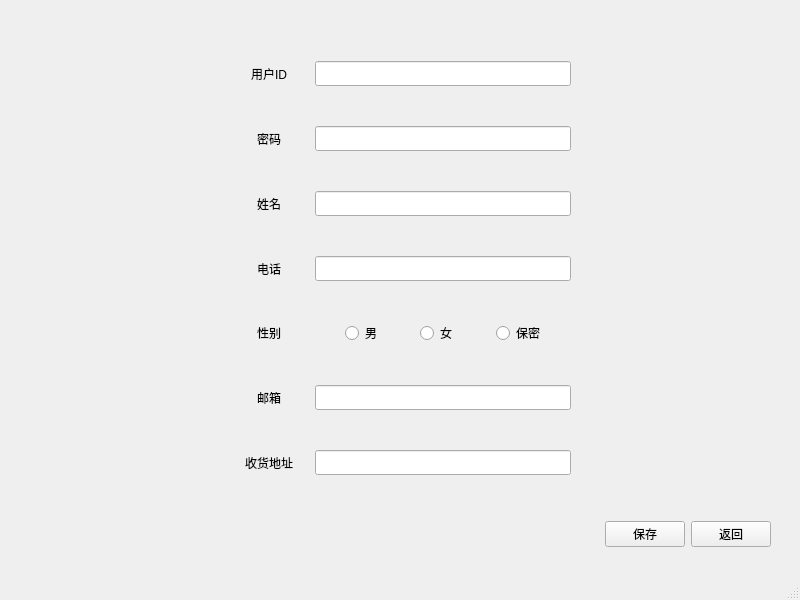
CarlosDJY/QtBasedGroupWork, file mainCode/accountdetail.ui: the form before one commit.
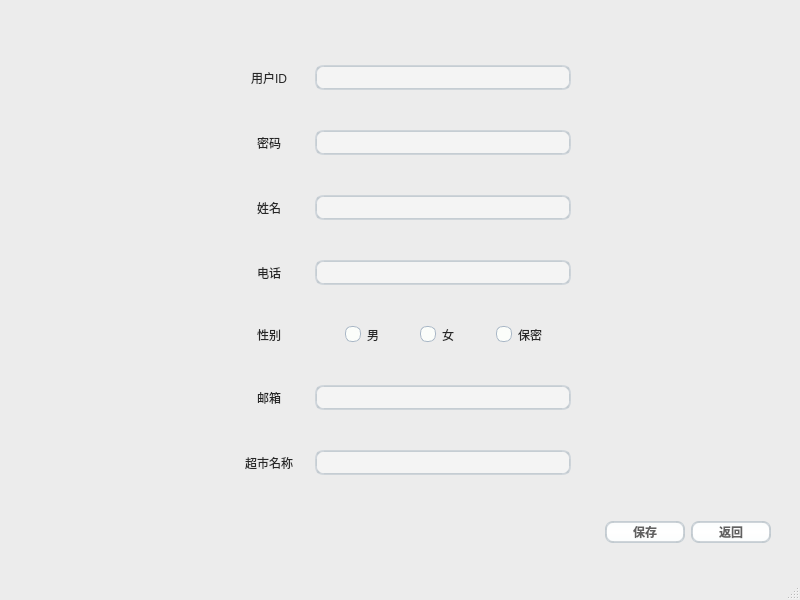
The form after the commit. Icons and pictures are not drawn.

```diff
--- a/mainCode/accountdetail.ui
+++ b/mainCode/accountdetail.ui
@@ -13,6 +13,443 @@
   <property name="windowTitle">
    <string>MainWindow</string>
   </property>
+  <property name="styleSheet">
+   <string notr="true">/*
+ * MacOS Style Sheet for QT Applications
+ * Author: Jaime A. Quiroga P.
+ * Company: GTRONICK
+ * Last updated: 25/12/2020, 23:10.
+ * Available at: https://github.com/GTRONICK/QSS/blob/master/MacOS.qss
+ */
+QMainWindow {
+    background-color:#ececec;
+}
+QPushButton, QToolButton, QCommandLinkButton{
+    padding: 0 5px 0 5px;
+    border-style: solid;
+    border-top-color: qlineargradient(spread:pad, x1:0, y1:0, x2:0, y2:1, stop:0 #c1c9cf, stop:1 #d2d8dd);
+    border-right-color: qlineargradient(spread:pad, x1:1, y1:0, x2:0, y2:0, stop:0 #c1c9cf, stop:1 #d2d8dd);
+    border-bottom-color: qlineargradient(spread:pad, x1:0, y1:1, x2:0, y2:0, stop:0 #c1c9cf, stop:1 #d2d8dd);
+    border-left-color: qlineargradient(spread:pad, x1:0, y1:0, x2:1, y2:0, stop:0 #c1c9cf, stop:1 #d2d8dd);
+    border-width: 2px;
+    border-radius: 8px;
+    color: #616161;
+    font-weight: bold;
+    background-color: qlineargradient(spread:pad, x1:0.5, y1:0, x2:0.5, y2:1, stop:0 #fbfdfd, stop:0.5 #ffffff, stop:1 #fbfdfd);
+}
+QPushButton::default, QToolButton::default, QCommandLinkButton::default{
+    border: 2px solid transparent;
+    color: #FFFFFF;
+    background-color: qlineargradient(spread:pad, x1:0.5, y1:0, x2:0.5, y2:1, stop:0 #84afe5, stop:1 #1168e4);
+}
+QPushButton:hover, QToolButton:hover, QCommandLinkButton:hover{
+    color: #3d3d3d;
+}
+QPushButton:pressed, QToolButton:pressed, QCommandLinkButton:pressed{
+    color: #aeaeae;
+    background-color: qlineargradient(spread:pad, x1:0.5, y1:0, x2:0.5, y2:1, stop:0 #ffffff, stop:0.5 #fbfdfd, stop:1 #ffffff);
+}
+QPushButton:disabled, QToolButton:disabled, QCommandLinkButton:disabled{
+    color: #616161;
+    background-color: qlineargradient(spread:pad, x1:0.5, y1:0, x2:0.5, y2:1, stop:0 #dce7eb, stop:0.5 #e0e8eb, stop:1 #dee7ec);
+}
+QLineEdit, QTextEdit, QPlainTextEdit, QSpinBox, QDoubleSpinBox, QTimeEdit, QDateEdit, QDateTimeEdit {
+    border-width: 2px;
+    border-radius: 8px;
+    border-style: solid;
+    border-top-color: qlineargradient(spread:pad, x1:0.5, y1:1, x2:0.5, y2:0, stop:0 #c1c9cf, stop:1 #d2d8dd);
+    border-right-color: qlineargradient(spread:pad, x1:0, y1:0, x2:1, y2:0, stop:0 #c1c9cf, stop:1 #d2d8dd);
+    border-bottom-color: qlineargradient(spread:pad, x1:0.5, y1:0, x2:0.5, y2:1, stop:0 #c1c9cf, stop:1 #d2d8dd);
+    border-left-color: qlineargradient(spread:pad, x1:1, y1:0, x2:0, y2:0, stop:0 #c1c9cf, stop:1 #d2d8dd);
+    background-color: #f4f4f4;
+    color: #3d3d3d;
+}
+QLineEdit:focus, QTextEdit:focus, QPlainTextEdit:focus, QSpinBox:focus, QDoubleSpinBox:focus, QTimeEdit:focus, QDateEdit:focus, QDateTimeEdit:focus {
+    border-width: 2px;
+    border-radius: 8px;
+    border-style: solid;
+    border-top-color: qlineargradient(spread:pad, x1:0.5, y1:1, x2:0.5, y2:0, stop:0 #85b7e3, stop:1 #9ec1db);
+    border-right-color: qlineargradient(spread:pad, x1:0, y1:0, x2:1, y2:0, stop:0 #85b7e3, stop:1 #9ec1db);
+    border-bottom-color: qlineargradient(spread:pad, x1:0.5, y1:0, x2:0.5, y2:1, stop:0 #85b7e3, stop:1 #9ec1db);
+    border-left-color: qlineargradient(spread:pad, x1:1, y1:0, x2:0, y2:0, stop:0 #85b7e3, stop:1 #9ec1db);
+    background-color: #f4f4f4;
+    color: #3d3d3d;
+}
+QLineEdit:disabled, QTextEdit:disabled, QPlainTextEdit:disabled, QSpinBox:disabled, QDoubleSpinBox:disabled, QTimeEdit:disabled, QDateEdit:disabled, QDateTimeEdit:disabled {
+    color: #b9b9b9;
+}
+QSpinBox::up-button, QDoubleSpinBox::up-button, QTimeEdit::up-button, QDateEdit::up-button, QDateTimeEdit::up-button {
+    subcontrol-origin: padding;
+    subcontrol-position: top right;
+    width: 15px;
+    color: #272727;
+    border-left-width: 1px;
+    border-left-color: darkgray;
+    border-left-style: solid;
+    border-top-right-radius: 3px;
+    padding: 3px;
+}
+QSpinBox::down-button, QDoubleSpinBox::down-button, QTimeEdit::down-button, QDateEdit::down-button, QDateTimeEdit::down-button {
+    subcontrol-origin: padding;
+    subcontrol-position: bottom right;
+    width: 15px;
+    color: #272727;
+    border-left-width: 1px;
+    border-left-color: darkgray;
+    border-left-style: solid;
+    border-bottom-right-radius: 3px;
+    padding: 3px;
+}
+QSpinBox::up-button:pressed, QDoubleSpinBox::up-button:pressed, QTimeEdit::up-button:pressed, QDateEdit::up-button:pressed, QDateTimeEdit::up-button:pressed {
+    color: #aeaeae;
+    background-color: qlineargradient(spread:pad, x1:0.5, y1:0, x2:0.5, y2:1, stop:0 #ffffff, stop:0.5 #fbfdfd, stop:1 #ffffff);
+}
+QSpinBox::down-button:pressed, QDoubleSpinBox::down-button:pressed, QTimeEdit::down-button:pressed, QDateEdit::down-button:pressed, QDateTimeEdit::down-button:pressed {
+    color: #aeaeae;
+    background-color: qlineargradient(spread:pad, x1:0.5, y1:0, x2:0.5, y2:1, stop:0 #ffffff, stop:0.5 #fbfdfd, stop:1 #ffffff);
+}
+QSpinBox::up-button:hover, QDoubleSpinBox::up-button:hover, QTimeEdit::up-button:hover, QDateEdit::up-button:hover, QDateTimeEdit::up-button:hover {
+    color: #FFFFFF;
+    border-top-right-radius: 5px;
+    background-color: qlineargradient(spread:pad, x1:0.5, y1:0, x2:0.5, y2:1, stop:0 #84afe5, stop:1 #1168e4);
+    
+}
+QSpinBox::down-button:hover, QDoubleSpinBox::down-button:hover, QTimeEdit::down-button:hover, QDateEdit::down-button:hover, QDateTimeEdit::down-button:hover {
+    color: #FFFFFF;
+    border-bottom-right-radius: 5px;
+    background-color: qlineargradient(spread:pad, x1:0.5, y1:0, x2:0.5, y2:1, stop:0 #84afe5, stop:1 #1168e4);
+}
+QSpinBox::up-arrow, QDoubleSpinBox::up-arrow, QTimeEdit::up-arrow, QDateEdit::up-arrow, QDateTimeEdit::up-arrow {
+    image: url(/usr/share/icons/Adwaita/16x16/actions/go-up-symbolic.symbolic.png);
+}
+QSpinBox::down-arrow, QDoubleSpinBox::down-arrow, QTimeEdit::down-arrow, QDateEdit::down-arrow, QDateTimeEdit::down-arrow {
+    image: url(/usr/share/icons/Adwaita/16x16/actions/go-down-symbolic.symbolic.png);
+}
+QProgressBar {
+    max-height: 8px;
+    text-align: center;
+    font: italic bold 11px;
+    color: #3d3d3d;
+    border: 1px solid transparent;
+    border-radius:4px;
+    background-color: qlineargradient(spread:pad, x1:0, y1:0, x2:0, y2:1, stop:0 #ddd5d5, stop:0.5 #dad3d3, stop:1 #ddd5d5);
+}
+QProgressBar::chunk {
+    background-color: qlineargradient(spread:pad, x1:0, y1:0, x2:0, y2:1, stop:0 #467dd1, stop:0.5 #3b88fc, stop:1 #467dd1);
+    border-radius: 4px;
+}
+QProgressBar:disabled {
+    color: #616161;
+}
+QProgressBar::chunk:disabled {
+    background-color: #aeaeae;
+}
+QSlider::groove {
+    border: 1px solid #bbbbbb;
+    background-color: #52595d;
+    border-radius: 4px;
+}
+QSlider::groove:horizontal {
+    height: 6px;
+}
+QSlider::groove:vertical {
+    width: 6px;
+}
+QSlider::handle:horizontal {
+    background: #ffffff;
+    border-style: solid;
+    border-width: 1px;
+    border-color: rgb(207,207,207);
+    width: 12px;
+    margin: -5px 0;
+    border-radius: 7px;
+}
+QSlider::handle:vertical {
+    background: #ffffff;
+    border-style: solid;
+    border-width: 1px;
+    border-color: rgb(207,207,207);
+    height: 12px;
+    margin: 0 -5px;
+    border-radius: 7px;
+}
+QSlider::add-page, QSlider::sub-page {
+    border: 1px transparent;
+    background-color: #52595d;
+    border-radius: 4px;
+}
+QSlider::add-page:horizontal {
+    background: qlineargradient(spread:pad, x1:0, y1:0, x2:0, y2:1, stop:0 #ddd5d5, stop:0.5 #dad3d3, stop:1 #ddd5d5);
+}
+QSlider::sub-page:horizontal {
+    background-color: qlineargradient(spread:pad, x1:0, y1:0, x2:1, y2:0, stop:0 #467dd1, stop:0.5 #3b88fc, stop:1 #467dd1);
+}
+QSlider::add-page:vertical {
+    background-color: qlineargradient(spread:pad, x1:0, y1:0, x2:0, y2:1, stop:0 #467dd1, stop:0.5 #3b88fc, stop:1 #467dd1);
+}
+QSlider::sub-page:vertical {
+    background: qlineargradient(spread:pad, x1:0, y1:0, x2:1, y2:0, stop:0 #ddd5d5, stop:0.5 #dad3d3, stop:1 #ddd5d5);
+}
+QSlider::add-page:horizontal:disabled, QSlider::sub-page:horizontal:disabled, QSlider::add-page:vertical:disabled, QSlider::sub-page:vertical:disabled {
+    background: #b9b9b9;
+}
+QComboBox, QFontComboBox {
+    border-width: 2px;
+    border-radius: 8px;
+    border-style: solid;
+    border-top-color: qlineargradient(spread:pad, x1:0.5, y1:1, x2:0.5, y2:0, stop:0 #c1c9cf, stop:1 #d2d8dd);
+    border-right-color: qlineargradient(spread:pad, x1:0, y1:0, x2:1, y2:0, stop:0 #c1c9cf, stop:1 #d2d8dd);
+    border-bottom-color: qlineargradient(spread:pad, x1:0.5, y1:0, x2:0.5, y2:1, stop:0 #c1c9cf, stop:1 #d2d8dd);
+    border-left-color: qlineargradient(spread:pad, x1:1, y1:0, x2:0, y2:0, stop:0 #c1c9cf, stop:1 #d2d8dd);
+    background-color: #f4f4f4;
+    color: #272727;
+    padding-left: 5px;
+}
+QComboBox:editable, QComboBox:!editable, QComboBox::drop-down:editable, QComboBox:!editable:on, QComboBox::drop-down:editable:on {
+    background: #ffffff;
+}
+QComboBox::drop-down {
+    subcontrol-origin: padding;
+    subcontrol-position: top right;
+    width: 15px;
+    color: #272727;
+    border-left-width: 1px;
+    border-left-color: darkgray;
+    border-left-style: solid;
+    border-top-right-radius: 3px;
+    border-bottom-right-radius: 3px;
+}
+QComboBox::down-arrow {
+    image: url(/usr/share/icons/Adwaita/16x16/actions/go-down-symbolic.symbolic.png); /*Adawaita icon thene*/
+}
+
+QComboBox::down-arrow:on {
+    top: 1px;
+    left: 1px;
+}
+QComboBox QAbstractItemView {
+    border: 1px solid darkgray;
+    border-radius: 8px;
+    selection-background-color: #dadada;
+    selection-color: #272727;
+    color: #272727;
+    background: white;
+}
+QLabel, QCheckBox, QRadioButton {
+    color: #272727;
+}
+QCheckBox {
+    padding: 2px;
+}
+QCheckBox:disabled, QRadioButton:disabled {
+    color: #808086;
+    padding: 2px;
+}
+
+QCheckBox:hover {
+    border-radius:4px;
+    border-style:solid;
+    padding-left: 1px;
+    padding-right: 1px;
+    padding-bottom: 1px;
+    padding-top: 1px;
+    border-width:1px;
+    border-color: transparent;
+}
+QCheckBox::indicator:checked {
+    image: url(/usr/share/icons/Adwaita/16x16/actions/object-select-symbolic.symbolic.png);
+    height: 15px;
+    width: 15px;
+    border-style:solid;
+    border-width: 1px;
+    border-color: #48a5fd;
+    color: #ffffff;
+    border-radius: 3px;
+    background-color: qlineargradient(spread:pad, x1:0, y1:0, x2:0, y2:1, stop:0 #48a5fd, stop:0.5 #329cfb, stop:1 #48a5fd);
+}
+QCheckBox::indicator:unchecked {
+    
+    height: 15px;
+    width: 15px;
+    border-style:solid;
+    border-width: 1px;
+    border-color: #48a5fd;
+    border-radius: 3px;
+    background-color: #fbfdfa;
+}
+QLCDNumber {
+    color: #616161;;
+}
+QMenuBar {
+    background-color: #ececec;
+}
+QMenuBar::item {
+    color: #616161;
+    spacing: 3px;
+    padding: 1px 4px;
+    background-color: #ececec;
+}
+
+QMenuBar::item:selected {
+    background-color: #dadada;
+    color: #3d3d3d;
+}
+QMenu {
+    background-color: #ececec;
+}
+QMenu::item:selected {
+    background-color: #dadada;
+    color: #3d3d3d;
+}
+QMenu::item {
+    color: #616161;;
+    background-color: #e0e0e0;
+}
+QTabWidget {
+    color:rgb(0,0,0);
+    background-color:#000000;
+}
+QTabWidget::pane {
+    border-color: #050a0e;
+    background-color: #e0e0e0;
+    border-width: 1px;
+    border-radius: 4px;
+    position: absolute;
+    top: -0.5em;
+    padding-top: 0.5em;
+}
+
+QTabWidget::tab-bar {
+    alignment: center;
+}
+
+QTabBar::tab {
+    border-bottom: 1px solid #c0c0c0;
+    padding: 3px;
+    color: #272727;
+    background-color: #fefefc;
+    margin-left:0px;
+}
+QTabBar::tab:!last {
+    border-right: 1px solid;
+    border-right-color: #c0c0c0;
+    border-bottom-color: #c0c0c0;
+}
+QTabBar::tab:first {
+    border-top-left-radius: 4px;
+    border-bottom-left-radius: 4px;
+}
+QTabBar::tab:last {
+    border-top-right-radius: 4px;
+    border-bottom-right-radius: 4px;
+}
+QTabBar::tab:selected, QTabBar::tab:last:selected, QTabBar::tab:hover {
+    color: #FFFFFF;
+    background-color: qlineargradient(spread:pad, x1:0.5, y1:0, x2:0.5, y2:1, stop:0 #84afe5, stop:1 #1168e4);
+}
+QRadioButton::indicator {
+    height: 14px;
+    width: 14px;
+    border-style:solid;
+    border-radius:7px;
+    border-width: 1px;
+}
+QRadioButton::indicator:checked {
+    border-color: #48a5fd;
+    background-color: qradialgradient(cx:0.5, cy:0.5, radius:0.4,fx:0.5, fy:0.5, stop:0 #ffffff, stop:0.5 #ffffff, stop:0.6 #48a5fd, stop:1 #48a5fd);
+}
+QRadioButton::indicator:!checked {
+    border-color: #a9b7c6;
+    background-color: #fbfdfa;
+}
+QStatusBar {
+    color:#027f7f;
+}
+
+QDial {
+    background: #16a085;
+}
+
+QToolBox {
+    color: #a9b7c6;
+    background-color: #222b2e;
+}
+QToolBox::tab {
+    color: #a9b7c6;
+    background-color:#222b2e;
+}
+QToolBox::tab:selected {
+    color: #FFFFFF;
+    background-color:#222b2e;
+}
+QScrollArea {
+    color: #FFFFFF;
+    background-color:#222b2e;
+}
+
+QScrollBar:horizontal {
+	max-height: 10px;
+	border: 1px transparent grey;
+	margin: 0px 20px 0px 20px;
+	background: transparent;
+}
+QScrollBar:vertical {
+	max-width: 10px;
+	border: 1px transparent grey;
+	margin: 20px 0px 20px 0px;
+	background: transparent;
+}
+QScrollBar::handle:vertical, QScrollBar::handle:horizontal {
+	background: #52595d;
+	border-style: transparent;
+	border-radius: 4px;
+	min-height: 25px;
+}
+QScrollBar::handle:horizontal:hover, QScrollBar::handle:vertical:hover {
+	background: qlineargradient(spread:pad, x1:0, y1:0, x2:1, y2:0, stop:0 #467dd1, stop:0.5 #3b88fc, stop:1 #467dd1);
+}
+QScrollBar::add-line, QScrollBar::sub-line {
+    border: 2px transparent grey;
+    border-radius: 4px;
+    subcontrol-origin: margin;
+    background: #b9b9b9;
+}
+QScrollBar::add-line:horizontal {
+    width: 20px;
+    subcontrol-position: right;
+}
+QScrollBar::add-line:vertical {
+    height: 20px;
+    subcontrol-position: bottom;
+}
+QScrollBar::sub-line:horizontal {
+    width: 20px;
+    subcontrol-position: left;
+}
+QScrollBar::sub-line:vertical {
+    height: 20px;
+    subcontrol-position: top;
+}
+QScrollBar::add-line:vertical:pressed, QScrollBar::add-line:horizontal:pressed, QScrollBar::sub-line:horizontal:pressed, QScrollBar::sub-line:vertical:pressed {
+    background: qlineargradient(spread:pad, x1:0, y1:0, x2:1, y2:0, stop:0 #467dd1, stop:0.5 #3b88fc, stop:1 #467dd1);
+}
+QScrollBar::add-page:horizontal, QScrollBar::sub-page:horizontal, QScrollBar::add-page:vertical, QScrollBar::sub-page:vertical {
+    background: none;
+}
+QScrollBar::up-arrow:vertical {
+    image: url(/usr/share/icons/Adwaita/16x16/actions/go-up-symbolic.symbolic.png);
+}
+QScrollBar::down-arrow:vertical {
+    image: url(/usr/share/icons/Adwaita/16x16/actions/go-down-symbolic.symbolic.png);
+}
+QScrollBar::left-arrow:horizontal {
+    image: url(/usr/share/icons/Adwaita/16x16/actions/go-previous-symbolic.symbolic.png);
+}
+QScrollBar::right-arrow:horizontal {
+    image: url(/usr/share/icons/Adwaita/16x16/actions/go-next-symbolic.symbolic.png);
+}
+</string>
+  </property>
   <widget class="QWidget" name="centralwidget">
    <layout class="QVBoxLayout" name="verticalLayout">
     <item>
@@ -254,7 +691,7 @@
              </size>
             </property>
             <property name="text">
-             <string>收货地址</string>
+             <string>超市名称</string>
             </property>
             <property name="alignment">
              <set>Qt::AlignCenter</set>
@@ -324,6 +761,12 @@
        <layout class="QHBoxLayout" name="horizontalLayout_2">
         <item>
          <widget class="QPushButton" name="SaveButton">
+          <property name="minimumSize">
+           <size>
+            <width>80</width>
+            <height>0</height>
+           </size>
+          </property>
           <property name="text">
            <string>保存</string>
           </property>
@@ -331,6 +774,12 @@
         </item>
         <item>
          <widget class="QPushButton" name="ReturnButton">
+          <property name="minimumSize">
+           <size>
+            <width>80</width>
+            <height>0</height>
+           </size>
+          </property>
           <property name="text">
            <string>返回</string>
           </property>
```
Left out of the diff: 2 changed lines with no effect on the pictures.
